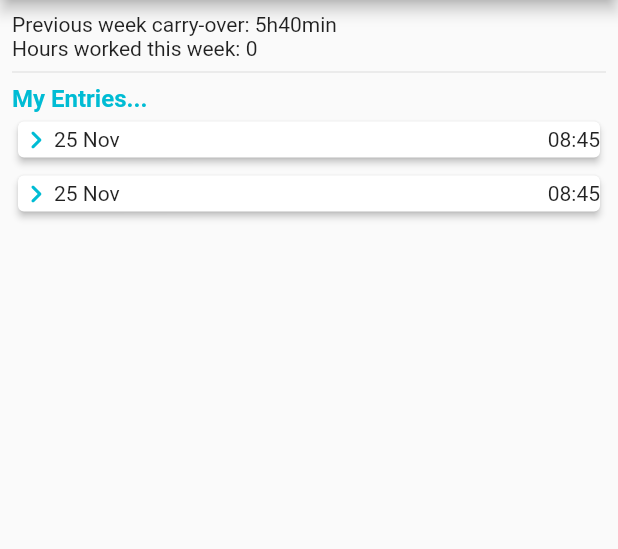
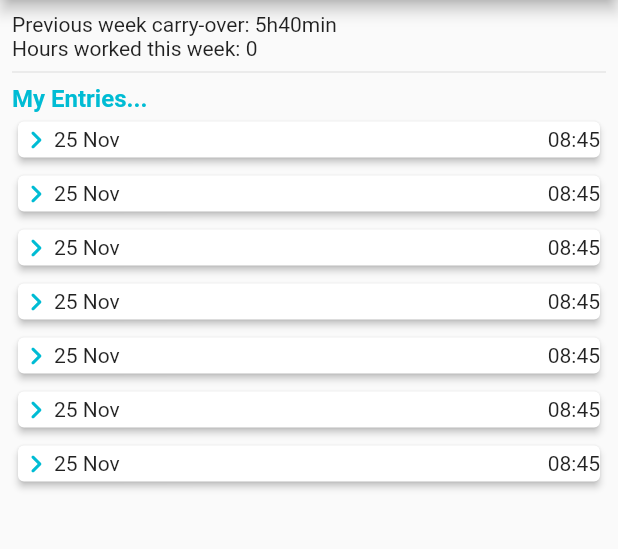
Before and after one commit to koorzenb/timelogger_app, a Flutter app: the screen it shows after launch, on a phone screen of 412 x 824 dp, the part 84-633 px from its top. Run offline on Flutter 3.47's test engine with Material 2 defaults, Android fonts, the phone set to English and light mode, and no system bars; our stand-ins replace get, timezone.

Commit message:
Added 7 weekday placeholders

```diff
--- a/lib/screens/home_page.dart
+++ b/lib/screens/home_page.dart
@@ -1,6 +1,8 @@
 import 'package:flutter/material.dart';
 import 'package:get/get.dart';
 import 'package:timelogger_app/controllers/entries_controller.dart';
+import 'package:timelogger_app/utilities/sa_date_time.dart';
+import 'package:timezone/timezone.dart';
 
 import '../widgets/date_entry_item.dart';
 
@@ -59,8 +61,13 @@ class _HomePageState extends State<HomePage> {
                         style: Theme.of(context).textTheme.titleMedium,
                       ),
                     ),
-                    const DateEntryItem(),
-                    const DateEntryItem(),
+                    DateEntryItem(date: SADateTime.formatDate(TZDateTime.now(local))),
+                    DateEntryItem(date: SADateTime.formatDate(TZDateTime.now(local))),
+                    DateEntryItem(date: SADateTime.formatDate(TZDateTime.now(local))),
+                    DateEntryItem(date: SADateTime.formatDate(TZDateTime.now(local))),
+                    DateEntryItem(date: SADateTime.formatDate(TZDateTime.now(local))),
+                    DateEntryItem(date: SADateTime.formatDate(TZDateTime.now(local))),
+                    DateEntryItem(date: SADateTime.formatDate(TZDateTime.now(local))),
                   ],
                 )),
               )
--- a/lib/widgets/date_entry_item.dart
+++ b/lib/widgets/date_entry_item.dart
@@ -1,8 +1,10 @@
 import 'package:flutter/material.dart';
 import 'package:timelogger_app/controllers/entries_controller.dart';
+import 'package:timelogger_app/utilities/sa_date_time.dart';
 
 class DateEntryItem extends StatelessWidget {
-  const DateEntryItem({Key? key}) : super(key: key);
+  final String date;
+  const DateEntryItem({required this.date, Key? key}) : super(key: key);
 
   @override
   Widget build(BuildContext context) {
```
